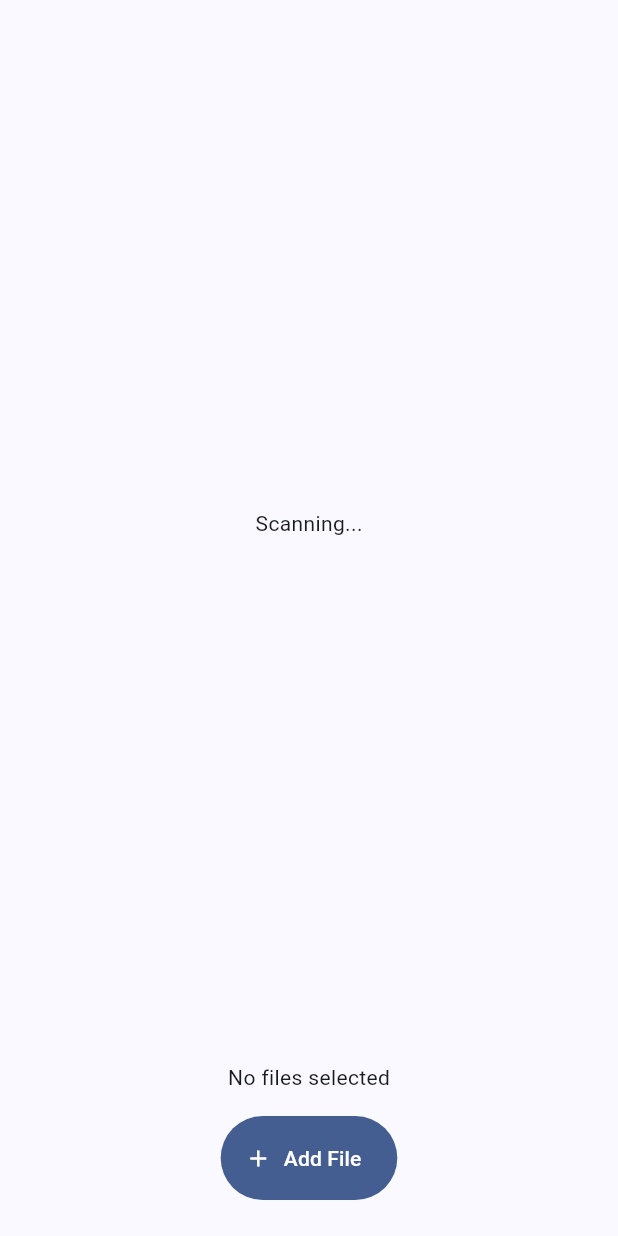
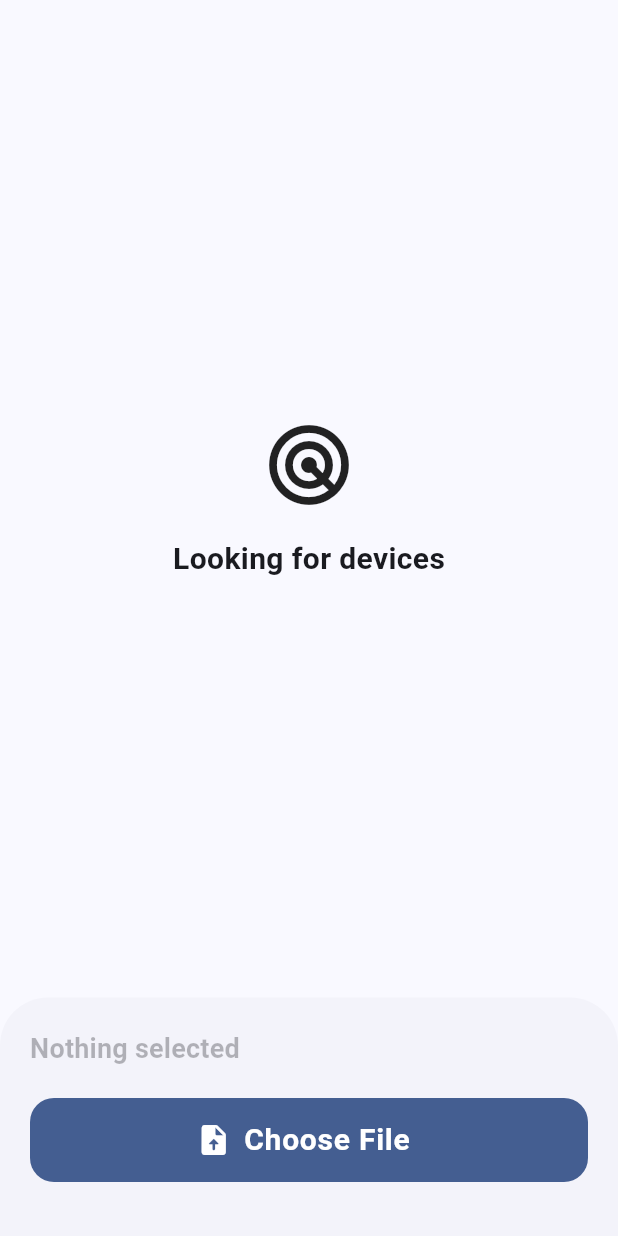
Before and after one commit to vedant-dev27/sefyra, a Flutter app: the screen it shows after launch, swiped to page 2, on a phone screen of 412 x 824 dp. Run offline on Flutter 3.47's test engine with Material 3 defaults, Android fonts, the phone set to English and light mode, and no system bars; drawn by our look-alikes of dynamic_color; our stand-ins replace file_picker, shared_preferences; missing offline and left inert: media_store_plus, network_info_plus.

Commit message:
complete sender page ui

```diff
--- a/lib/screen_v2/recieve_screen.dart
+++ b/lib/screen_v2/recieve_screen.dart
@@ -4,7 +4,7 @@ import 'package:sefyra/services/tcp_server.dart';
 import 'package:sefyra/services/udp_fire.dart';
 import 'package:sefyra/model/payload.dart';
 import 'package:sefyra/services/ip_config.dart';
-import 'package:sefyra/widgets/material.dart';
+import 'package:sefyra/widgets/loading_widget.dart';
 import 'package:sefyra/widgets/ripple_widget.dart';
 
 class RecievePage extends StatefulWidget {
--- a/lib/screen_v2/send_screen.dart
+++ b/lib/screen_v2/send_screen.dart
@@ -4,8 +4,10 @@ import 'package:sefyra/services/tcp_client.dart';
 import 'package:sefyra/services/tcp_server.dart';
 import 'package:sefyra/services/udp_catch.dart';
 import 'package:sefyra/model/payload.dart';
+import 'package:sefyra/widgets/device_card.dart';
 import 'package:shared_preferences/shared_preferences.dart';
 import 'package:sefyra/widgets/file_picker_widget.dart';
+import 'package:sefyra/widgets/loading_widget.dart';
 
 class SendPage extends StatefulWidget {
   final TcpServer tcpServer;
@@ -29,18 +31,22 @@ class _SendPageState extends State<SendPage> {
   Timer? _cleanupTimer;
 
   String? _selectedFile;
+  String? _fileToSend;
+  String? _receiverName;
+  bool _isSending = false;
+  bool _showCompleted = false;
+  final ValueNotifier<double> _sendProgress = ValueNotifier(0.0);
 
   @override
   void initState() {
     super.initState();
-
     tcpServer = widget.tcpServer;
-
     _startDiscovery();
   }
 
   @override
   void dispose() {
+    _sendProgress.dispose();
     _cleanupTimer?.cancel();
     _udp.stopUdp();
     super.dispose();
@@ -65,7 +71,6 @@ class _SendPageState extends State<SendPage> {
 
     setState(() {
       _lastSeen[device.deviceId] = DateTime.now();
-
       final exists = _devices.any((d) => d.deviceId == device.deviceId);
       if (!exists) _devices.add(device);
     });
@@ -86,131 +91,194 @@ class _SendPageState extends State<SendPage> {
 
   void _onFilePicked(String? filePath) {
     if (filePath == null) return;
+    setState(() => _selectedFile = filePath);
+  }
+
+  Future<void> _sendFile(String ip, String deviceName) async {
+    if (_selectedFile == null || _isSending) return;
+
+    final captured = _selectedFile!;
 
     setState(() {
-      _selectedFile = filePath;
+      _isSending = true;
+      _receiverName = deviceName;
+      _fileToSend = captured;
     });
-  }
+    _sendProgress.value = 0.0;
 
-  Future<void> _sendFile(String ip) async {
-    if (_selectedFile == null) return;
+    await TcpClient.tcpConnect(
+      ip,
+      captured,
+      onProgress: (sent, total) {
+        _sendProgress.value = sent / total;
+      },
+    );
 
-    await TcpClient.tcpConnect(ip, _selectedFile!);
+    if (!mounted) return;
+
+    _sendProgress.value = 0.0;
+    setState(() {
+      _isSending = false;
+      _showCompleted = true;
+      _selectedFile = null;
+      _fileToSend = null;
+    });
+
+    Future.delayed(const Duration(milliseconds: 1200), () {
+      if (!mounted) return;
+      setState(() {
+        _showCompleted = false;
+        _receiverName = null;
+      });
+    });
   }
 
   @override
   Widget build(BuildContext context) {
+    final colors = Theme.of(context).colorScheme;
+
     return Scaffold(
       body: SafeArea(
+        child: AnimatedSwitcher(
+          duration: const Duration(milliseconds: 400),
+          child: _showCompleted
+              ? const _CompletedView(key: ValueKey('done'))
+              : _isSending
+                  ? Center(
+                      key: const ValueKey('sending'),
                       child: Column(
+                        mainAxisAlignment: MainAxisAlignment.center,
+                        children: [
+                          ValueListenableBuilder<double>(
+                            valueListenable: _sendProgress,
+                            builder: (context, progress, _) {
+                              return Stack(
+                                alignment: Alignment.center,
+                                children: [
+                                  WavyProgressIndicator(progress: progress),
+                                  Text(
+                                    "${(progress * 100).toStringAsFixed(0)}%",
+                                    style: TextStyle(
+                                      fontSize: 42,
+                                      fontWeight: FontWeight.w600,
+                                      color: colors.primary,
+                                    ),
+                                  ),
+                                ],
+                              );
+                            },
+                          ),
+                          const SizedBox(height: 24),
+                          Text(
+                            _fileToSend?.split('/').last ?? '',
+                            style: TextStyle(
+                              fontSize: 42,
+                              fontWeight: FontWeight.w600,
+                              color: colors.primary,
+                              letterSpacing: 1.2,
+                            ),
+                            maxLines: 1,
+                            overflow: TextOverflow.ellipsis,
+                          ),
+                          const SizedBox(height: 6),
+                          Text(
+                            "Sending to ${_receiverName ?? '...'}",
+                            style: TextStyle(
+                              fontSize: 20,
+                              color: colors.onSurface.withAlpha(180),
+                            ),
+                            maxLines: 1,
+                            overflow: TextOverflow.ellipsis,
+                          ),
+                        ],
+                      ),
+                    )
+                  : Column(
+                      key: const ValueKey('idle'),
                       children: [
                         Expanded(
                           child: _devices.isEmpty
-                  ? const Center(child: Text("Scanning..."))
+                              ? const Center(
+                                  child: Column(
+                                    mainAxisAlignment: MainAxisAlignment.center,
+                                    children: [
+                                      Icon(
+                                        Icons.radar,
+                                        size: 64,
+                                      ),
+                                      SizedBox(height: 16),
+                                      Text(
+                                        "Looking for devices",
+                                        style: TextStyle(
+                                          fontSize: 20,
+                                          fontWeight: FontWeight.w600,
+                                        ),
+                                      ),
+                                    ],
+                                  ),
+                                )
                               : ListView.builder(
                                   reverse: true,
-                      padding: const EdgeInsets.symmetric(horizontal: 16),
+                                  padding: const EdgeInsets.symmetric(
+                                      horizontal: 16),
                                   itemCount: _devices.length,
                                   itemBuilder: (context, index) {
                                     final device = _devices[index];
-
                                     return DeviceCard(
                                       device: device,
-                          onTap: () => _sendFile(device.ipAddress),
+                                      onTap: () => _sendFile(
+                                          device.ipAddress, device.deviceName),
                                     );
                                   },
                                 ),
                         ),
                         FilePickerPanel(
+                          selectedFile: _selectedFile,
                           onFilePicked: _onFilePicked,
                         ),
                       ],
+                    ),
         ),
       ),
     );
   }
 }
 
-class DeviceCard extends StatelessWidget {
-  final Payload device;
-  final VoidCallback onTap;
-
-  const DeviceCard({
-    super.key,
-    required this.device,
-    required this.onTap,
-  });
-
-  IconData _iconForType(String type) {
-    switch (type.toLowerCase()) {
-      case 'tablet':
-        return Icons.tablet;
-      case 'laptop':
-      case 'desktop':
-        return Icons.laptop;
-      case 'tv':
-        return Icons.tv;
-      default:
-        return Icons.smartphone;
-    }
-  }
+class _CompletedView extends StatelessWidget {
+  const _CompletedView({super.key});
 
   @override
   Widget build(BuildContext context) {
-    final colors = Theme.of(context).colorScheme;
-    final text = Theme.of(context).textTheme;
+    final color = Theme.of(context).colorScheme.primary;
 
-    return Container(
-      margin: const EdgeInsets.only(bottom: 10),
-      child: Material(
-        color: colors.surfaceContainerLow,
-        borderRadius: BorderRadius.circular(18),
-        child: InkWell(
-          onTap: onTap,
-          borderRadius: BorderRadius.circular(18),
-          child: Padding(
-            padding: const EdgeInsets.symmetric(horizontal: 10, vertical: 14),
-            child: Row(
+    return Center(
+      child: Column(
+        mainAxisAlignment: MainAxisAlignment.center,
         children: [
-                Container(
-                  width: 46,
-                  height: 46,
-                  decoration: BoxDecoration(
-                    color: colors.primaryContainer,
-                    borderRadius: BorderRadius.circular(14),
-                  ),
+          TweenAnimationBuilder<double>(
+            tween: Tween(begin: 0, end: 1),
+            duration: const Duration(milliseconds: 500),
+            curve: Curves.easeOutBack,
+            builder: (context, scale, child) {
+              return Transform.scale(scale: scale, child: child);
+            },
             child: Icon(
-                    _iconForType(device.deviceType),
-                    color: colors.onPrimaryContainer,
+              Icons.check_circle_rounded,
+              size: 120,
+              color: color,
             ),
           ),
-                const SizedBox(width: 14),
-                Expanded(
-                  child: Column(
-                    crossAxisAlignment: CrossAxisAlignment.start,
-                    children: [
+          const SizedBox(height: 16),
           Text(
-                        device.deviceName,
-                        style: text.bodyLarge?.copyWith(
+            "File sent",
+            style: TextStyle(
+              fontSize: 22,
               fontWeight: FontWeight.w600,
-                        ),
-                      ),
-                      Text(
-                        device.ipAddress,
-                        style: text.bodySmall?.copyWith(
-                          fontFamily: 'monospace',
-                          color:
-                              colors.onSurface.withAlpha((0.5 * 255).round()),
+              color: color,
             ),
           ),
         ],
       ),
-                ),
-              ],
-            ),
-          ),
-        ),
-      ),
     );
   }
 }
--- a/lib/services/tcp_client.dart
+++ b/lib/services/tcp_client.dart
@@ -2,22 +2,31 @@ import 'dart:io';
 import 'package:sefyra/services/device_config.dart';
 
 class TcpClient {
-  static Future<void> tcpConnect(String ipAddress, String filePath) async {
+  static Future<void> tcpConnect(
+    String ipAddress,
+    String filePath, {
+    void Function(int sent, int total)? onProgress,
+  }) async {
     Socket? socket;
-
     try {
       socket = await Socket.connect(ipAddress, 28170);
-
       final file = File(filePath);
       final fileName = file.uri.pathSegments.last;
       final fileSize = await file.length();
-
       final deviceName = await getDeviceName();
 
       socket.write('$fileName|$fileSize|$deviceName\n');
       await socket.flush();
 
-      await socket.addStream(file.openRead());
+      int bytesSent = 0;
+
+      await socket.addStream(
+        file.openRead().map((chunk) {
+          bytesSent += chunk.length;
+          onProgress?.call(bytesSent, fileSize);
+          return chunk;
+        }),
+      );
 
       await socket.flush();
     } finally {
--- a/lib/widgets/file_picker_widget.dart
+++ b/lib/widgets/file_picker_widget.dart
@@ -1,121 +1,65 @@
 import 'package:flutter/material.dart';
 import 'package:sefyra/services/file_picker.dart';
 
-class FilePickerPanel extends StatefulWidget {
+class FilePickerPanel extends StatelessWidget {
+  final String? selectedFile;
   final Function(String?) onFilePicked;
 
   const FilePickerPanel({
     super.key,
+    required this.selectedFile,
     required this.onFilePicked,
   });
 
   @override
-  State<FilePickerPanel> createState() => _FilePickerPanelState();
-}
-
-class _FilePickerPanelState extends State<FilePickerPanel> {
-  final List<Map<String, String>> _files = [];
-
-  void _addFile(String path) {
-    final name = path.split('/').last;
-
-    final isDuplicate = _files.any((f) => f["path"] == path);
-    if (isDuplicate) return;
-
-    setState(() {
-      _files.add({
-        "name": name,
-        "path": path,
-        "type": _inferType(name),
-      });
-    });
-
-    widget.onFilePicked(path);
-  }
-
-  void _removeFile(int index) {
-    setState(() => _files.removeAt(index));
-  }
-
-  String _inferType(String name) {
-    final ext = name.split('.').last.toLowerCase();
-
-    if (['jpg', 'jpeg', 'png', 'gif', 'webp', 'heic'].contains(ext)) {
-      return 'image';
-    }
-
-    if (['mp4', 'mov', 'avi', 'mkv'].contains(ext)) return 'video';
-    if (['mp3', 'wav', 'aac', 'flac'].contains(ext)) return 'audio';
-    if (ext == 'pdf') return 'pdf';
-
-    return 'other';
-  }
-
-  IconData _iconForType(String type) {
-    switch (type) {
-      case 'image':
-        return Icons.image_rounded;
-      case 'video':
-        return Icons.videocam_rounded;
-      case 'audio':
-        return Icons.audiotrack_rounded;
-      case 'pdf':
-        return Icons.picture_as_pdf_rounded;
-      default:
-        return Icons.insert_drive_file_rounded;
-    }
-  }
-
-  @override
   Widget build(BuildContext context) {
     final colors = Theme.of(context).colorScheme;
-    final hasFiles = _files.isNotEmpty;
+    final text = Theme.of(context).textTheme;
+    final hasFile = selectedFile != null;
 
     return Container(
-      padding: const EdgeInsets.fromLTRB(16, 10, 16, 24),
+      padding: const EdgeInsets.fromLTRB(20, 20, 20, 36),
       decoration: BoxDecoration(
-        color: colors.surface,
+        color: colors.surfaceContainerLow,
         borderRadius: const BorderRadius.vertical(top: Radius.circular(32)),
       ),
       child: Column(
         mainAxisSize: MainAxisSize.min,
+        crossAxisAlignment: CrossAxisAlignment.stretch,
         children: [
-          if (!hasFiles)
-            const Text("No files selected")
-          else
-            SizedBox(
-              height: 80,
-              child: ListView.builder(
-                scrollDirection: Axis.horizontal,
-                itemCount: _files.length,
-                itemBuilder: (_, index) {
-                  final file = _files[index];
-
-                  return Padding(
-                    padding: const EdgeInsets.only(right: 8),
-                    child: Chip(
-                      label: Text(file["name"]!),
-                      avatar: Icon(_iconForType(file["type"]!)),
-                      deleteIcon: const Icon(Icons.close),
-                      onDeleted: () => _removeFile(index),
-                    ),
-                  );
-                },
+          Text(
+            hasFile ? selectedFile!.split('/').last : "Nothing selected",
+            style: text.titleMedium?.copyWith(
+              fontSize: 18,
+              fontWeight: FontWeight.w700,
+              color:
+                  hasFile ? colors.onSurface : colors.onSurface.withAlpha(80),
+            ),
+            overflow: TextOverflow.ellipsis,
+          ),
+          const SizedBox(
+            height: 20,
+          ),
+          FilledButton.icon(
+            onPressed: () async {
+              final path = await pickFile();
+              onFilePicked(path);
+            },
+            icon: const Icon(Icons.upload_file_rounded),
+            label: const Text(
+              "Choose File",
+              style: TextStyle(
+                fontSize: 20,
+                fontWeight: FontWeight.w700,
+                letterSpacing: 0.5,
               ),
             ),
-          const SizedBox(height: 16),
-          SizedBox(
-            height: 56,
-            child: FilledButton.icon(
-              onPressed: () async {
-                final path = await pickFile();
-
-                if (path != null) {
-                  _addFile(path);
-                }
-              },
-              icon: const Icon(Icons.add),
-              label: const Text("Add File"),
+            style: FilledButton.styleFrom(
+              iconSize: 24,
+              minimumSize: const Size.fromHeight(56),
+              shape: RoundedRectangleBorder(
+                borderRadius: BorderRadius.circular(16),
+              ),
             ),
           ),
         ],
```
Also changed, not shown: lib/widgets/device_card.dart (added, +86 -0 lines). Lines whose indentation alone changed are shown as unchanged.
